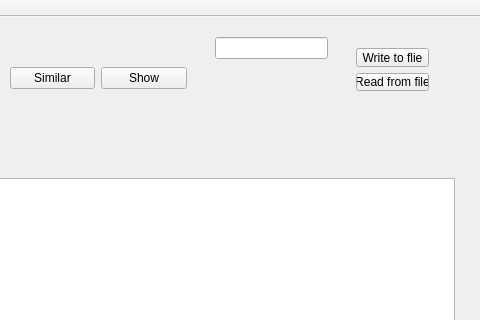
Before: the Qt Designer form mainwindow.ui in ktp-forked-repos/Levenstein-Distance-1, drawn with Qt 5; both pictures show x 505 to 985 and y 0 to 320 of the 985 by 646 pixel window.
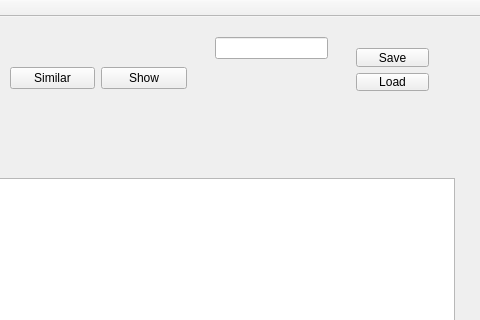
After: the same form once the commit is applied.

Diff of the .ui file:
```diff
--- a/mainwindow.ui
+++ b/mainwindow.ui
@@ -154,7 +154,7 @@
      </rect>
     </property>
    </widget>
-   <widget class="QWidget" name="">
+   <widget class="QWidget" name="layoutWidget">
     <property name="geometry">
      <rect>
       <x>320</x>
@@ -212,7 +212,7 @@
      </item>
     </layout>
    </widget>
-   <widget class="QWidget" name="">
+   <widget class="QWidget" name="layoutWidget">
     <property name="geometry">
      <rect>
       <x>850</x>
@@ -225,14 +225,14 @@
      <item>
       <widget class="QPushButton" name="pushButton_8">
        <property name="text">
-        <string>Write to flie</string>
+        <string>Save</string>
        </property>
       </widget>
      </item>
      <item>
       <widget class="QPushButton" name="pushButton_9">
        <property name="text">
-        <string>Read from file</string>
+        <string>Load</string>
        </property>
       </widget>
      </item>
```
